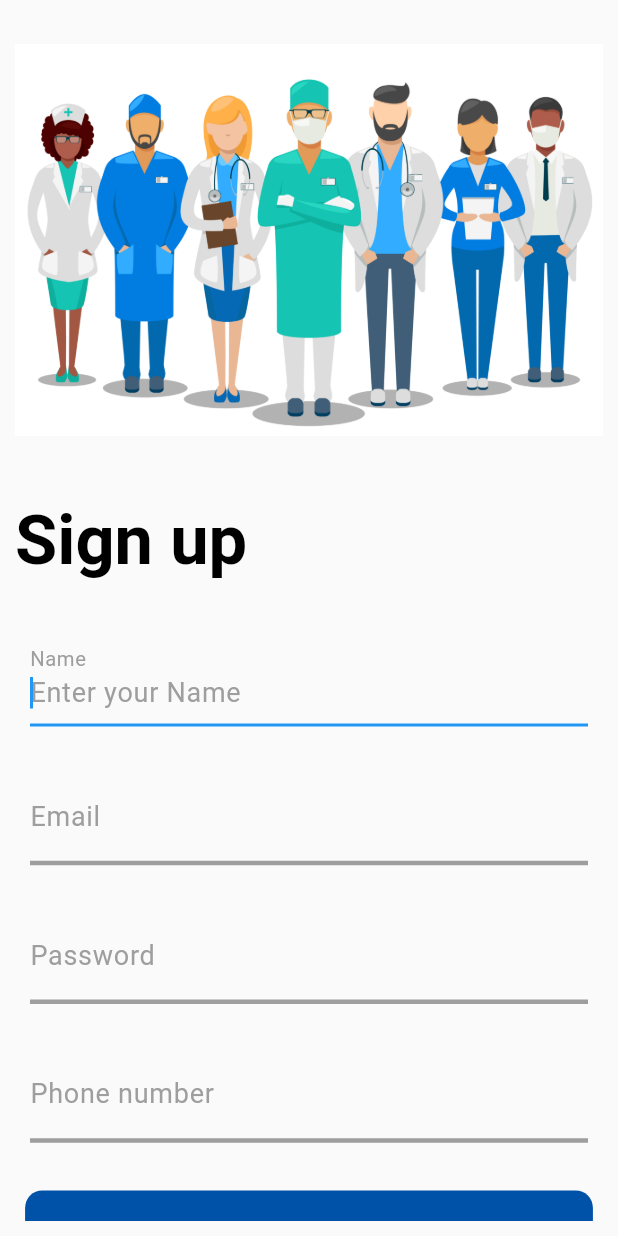
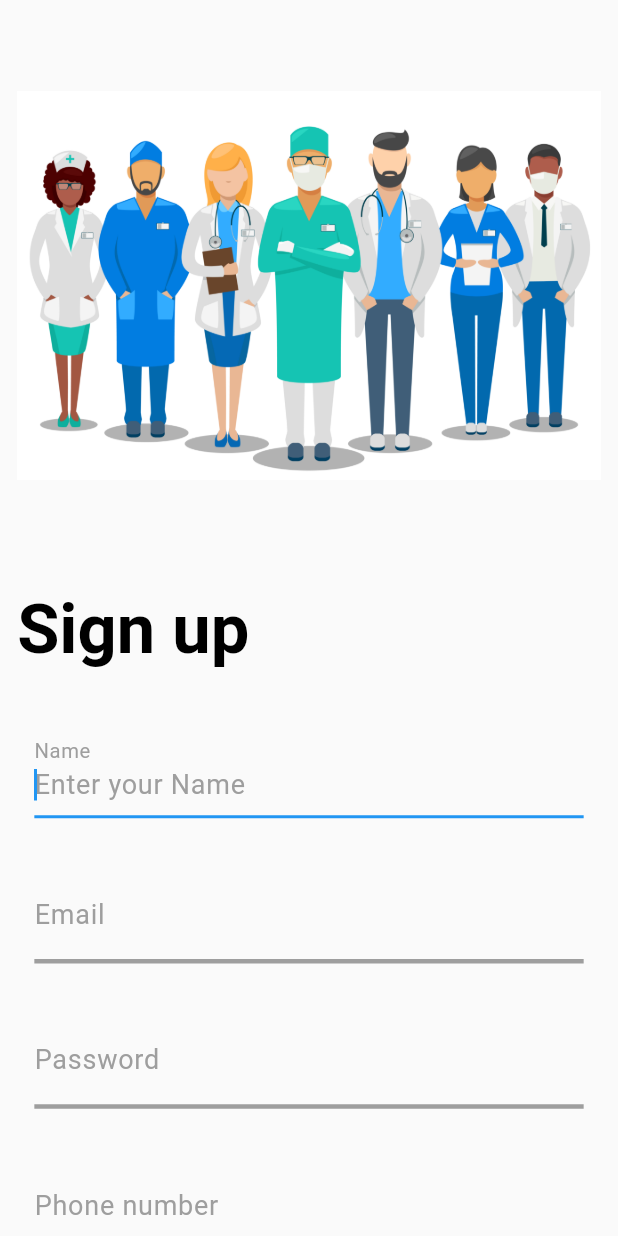
Before and after one commit to El3aQeeD/clinic_app, a Flutter app: the screen it shows after launch, on a phone screen of 412 x 824 dp. Run offline on Flutter 3.47's test engine with Material 2 defaults, Android fonts, the phone set to English and light mode, and no system bars; our stand-ins replace flutter_bloc, flutter_screenutil.

Commit message:
Responsive

```diff
--- a/lib/views/login_view.dart
+++ b/lib/views/login_view.dart
@@ -41,7 +41,7 @@ class Login extends StatelessWidget {
       key: formStateEmail,
       child:
       Padding(
-        padding: const EdgeInsets.only(left: 10,right: 10,top: 10,bottom: 20),
+        padding: const EdgeInsets.only(left: 10,right: 10,top: 10,bottom: 20).r,
         child: customTextFiled(obscureText: false,textInputType: TextInputType.text,hintText:"Enter your Email" , label: const Text("Email",style: TextStyle(color: Colors.grey),), textcontroller: emailController, validatorFunc: (dynamic) {
           String val = emailController.text;
           if(!val.contains("@"))
@@ -69,7 +69,7 @@ class Login extends StatelessWidget {
     return Form(
       key: formStatePassword,
       child: Padding(
-        padding: const EdgeInsets.only(left: 10,right: 10,top: 10,bottom: 20),
+        padding: const EdgeInsets.only(left: 10,right: 10,top: 10,bottom: 20).r,
         child: customTextFiled(obscureText: true,textInputType: TextInputType.text,hintText:"Enter your password" , label: const Text("Password",style: TextStyle(color: Colors.grey),), textcontroller: passwordController, validatorFunc: (dynamic) {
           String val = passwordController.text;
 
--- a/lib/views/signup_view.dart
+++ b/lib/views/signup_view.dart
@@ -25,7 +25,7 @@ class SignUp extends StatelessWidget {
   Widget imageSection(){
     return  SizedBox(
       width: double.infinity,
-      height: 300,
+      height: 300.h,
       //color: Colors.red,
       child: Image.asset("images/doctors.jpg"),
     );
@@ -44,7 +44,7 @@ class SignUp extends StatelessWidget {
         key: formStateName,
         child:
             Padding(
-              padding: const EdgeInsets.only(left: 10,right: 10,top: 10,bottom: 20),
+              padding: const EdgeInsets.only(left: 10,right: 10,top: 10,bottom: 20).r,
               child: customTextFiled(obscureText: false,textInputType: TextInputType.name,hintText:"Enter your Name" , label: const Text("Name",style: TextStyle(color: Colors.grey),), textcontroller: nameController, validatorFunc: (dynamic) {
 
                  String val = nameController.text;
@@ -72,7 +72,7 @@ class SignUp extends StatelessWidget {
         key: formStateEmail,
         child:
             Padding(
-              padding: const EdgeInsets.only(left: 10,right: 10,top: 10,bottom: 20),
+              padding: const EdgeInsets.only(left: 10,right: 10,top: 10,bottom: 20).r,
               child: customTextFiled(obscureText: false,textInputType: TextInputType.emailAddress,hintText:"Enter your Email" , label: const Text("Email",style: TextStyle(color: Colors.grey),), textcontroller: emailController, validatorFunc: (dynamic) {
                 String val = emailController.text;
                 if(!val.contains("@"))
@@ -100,7 +100,7 @@ class SignUp extends StatelessWidget {
     return Form(
       key: formStatePassword,
       child: Padding(
-        padding: const EdgeInsets.only(left: 10,right: 10,top: 10,bottom: 20),
+        padding: const EdgeInsets.only(left: 10,right: 10,top: 10,bottom: 20).r,
         child: customTextFiled(obscureText: true,textInputType: TextInputType.visiblePassword,hintText:"Enter your password" , label: const Text("Password",style: TextStyle(color: Colors.grey),), textcontroller: passwordController, validatorFunc: (dynamic) {
           String val = passwordController.text;
 
@@ -124,7 +124,7 @@ class SignUp extends StatelessWidget {
       key: formStatePhone,
       child:
       Padding(
-        padding: const EdgeInsets.only(left: 10,right: 10,top: 10,bottom: 20),
+        padding: const EdgeInsets.only(left: 10,right: 10,top: 10,bottom: 20).r,
         child: customTextFiled(obscureText: false,textInputType: TextInputType.phone,hintText:"Enter your phone Number" , label: const Text("Phone number",style: TextStyle(color: Colors.grey),), textcontroller: phoneNumberController, validatorFunc: (dynamic) {
           String val = phoneNumberController.text;
           if(!isValidPhone(val))
@@ -173,7 +173,7 @@ class SignUp extends StatelessWidget {
               print("error");
             }
           },
-            child:  Text("Create Account",style: TextStyle(color: Colors.white,fontSize: 16.sp,)),
+            child:  Text("Create Account",style: TextStyle(color: Colors.white,fontSize: 15.sp,)),
           ),
         ),
       ),
@@ -224,7 +224,7 @@ class SignUp extends StatelessWidget {
      builder: (context,state)=> obj.isLoading == true ? const Center(child: CircularProgressIndicator(),) :
     Scaffold(
     body: Padding(
-    padding: const EdgeInsets.all(10.0),
+    padding:  EdgeInsets.all(10.0).w,
     child: SingleChildScrollView(
     physics: const BouncingScrollPhysics(),
     child:SafeArea(
```
Also changed, not shown: lib/views/profile_view.dart (+6 -5 lines).
